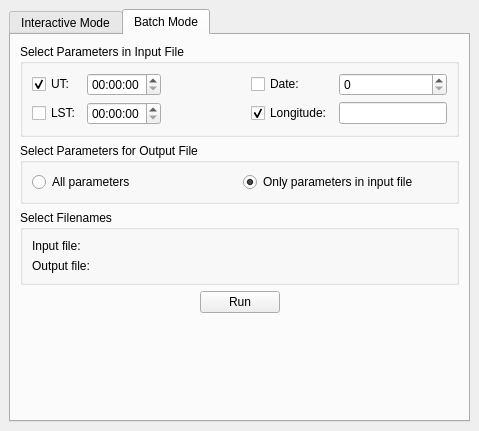
Qt form kstars/tools/modcalcsidtime.ui (KDE/kstars) before a commit.
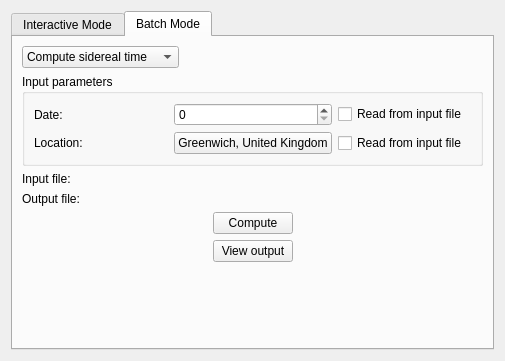
The same form after that commit. The open tabs and pages were chosen to show the change. Custom widgets are drawn as their Qt base class.

Commit message:
Adding batch modes for the Julian Day and Sidereal Time calculator modules. Before testing, please compile and install the latest ExtDateTime library.
I seriously doubt I am going to have time to implement batch modes for
all of the calc modules in time for 4.0 (feature freeze is in a couple
of days).  Should we leave in the few that have been implemented, or
disable them all for the 4.0 release?

```diff
--- a/kstars/tools/modcalcsidtime.ui
+++ b/kstars/tools/modcalcsidtime.ui
@@ -5,20 +5,14 @@
    <rect>
     <x>0</x>
     <y>0</y>
-    <width>479</width>
-    <height>431</height>
+    <width>505</width>
+    <height>361</height>
    </rect>
   </property>
   <property name="windowTitle" >
    <string>Sidereal Time</string>
   </property>
   <layout class="QVBoxLayout" >
-   <property name="margin" >
-    <number>9</number>
-   </property>
-   <property name="spacing" >
-    <number>6</number>
-   </property>
    <item>
     <widget class="QTabWidget" name="tabWidget" >
      <property name="currentIndex" >
@@ -158,68 +152,21 @@
        <string>Batch Mode</string>
       </attribute>
       <layout class="QVBoxLayout" >
-       <property name="margin" >
-        <number>9</number>
-       </property>
-       <property name="spacing" >
-        <number>6</number>
-       </property>
        <item>
-        <widget class="QGroupBox" name="groupBox_4" >
-         <property name="title" >
-          <string>Select Parameters in Input File</string>
-         </property>
          <layout class="QHBoxLayout" >
-          <property name="margin" >
-           <number>9</number>
-          </property>
-          <property name="spacing" >
-           <number>6</number>
-          </property>
           <item>
-           <layout class="QGridLayout" >
-            <property name="margin" >
-             <number>0</number>
-            </property>
-            <property name="spacing" >
-             <number>6</number>
-            </property>
-            <item row="0" column="0" >
-             <widget class="QCheckBox" name="UTCheckBatch" >
-              <property name="toolTip" >
-               <string>If checked, value will be read from input file. If not, value will be read from adjacent box</string>
-              </property>
+          <widget class="QComboBox" name="ComputeComboBatch" >
+           <item>
               <property name="text" >
-               <string>UT:</string>
-              </property>
-              <property name="checked" >
-               <bool>true</bool>
-              </property>
-             </widget>
-            </item>
-            <item row="1" column="1" >
-             <widget class="QTimeEdit" name="OutputTimeBoxBatch" />
-            </item>
-            <item row="1" column="0" >
-             <widget class="QCheckBox" name="STCheckBatch" >
-              <property name="enabled" >
-               <bool>true</bool>
-              </property>
-              <property name="toolTip" >
-               <string>If checked, value will be read from input file. If not, value will be read from adjacent box</string>
-              </property>
+             <string>Compute sidereal time</string>
+            </property>
+           </item>
+           <item>
               <property name="text" >
-               <string>LST:</string>
-              </property>
-              <property name="checked" >
-               <bool>false</bool>
-              </property>
-             </widget>
-            </item>
-            <item row="0" column="1" >
-             <widget class="QTimeEdit" name="InputTimeBoxBatch" />
-            </item>
-           </layout>
+             <string>Compute standard time</string>
+            </property>
+           </item>
+          </widget>
           </item>
           <item>
            <spacer>
@@ -234,111 +181,75 @@
             </property>
            </spacer>
           </item>
+        </layout>
+       </item>
           <item>
+        <widget class="QGroupBox" name="groupBox" >
+         <property name="title" >
+          <string>Input parameters</string>
+         </property>
            <layout class="QGridLayout" >
-            <property name="margin" >
-             <number>0</number>
-            </property>
-            <property name="spacing" >
-             <number>6</number>
-            </property>
-            <item row="0" column="1" >
-             <widget class="ExtDateEdit" name="DateBoxBatch" />
-            </item>
             <item row="0" column="0" >
+           <widget class="QLabel" name="DateLabelBatch" >
+            <property name="sizePolicy" >
+             <sizepolicy vsizetype="Preferred" hsizetype="Minimum" >
+              <horstretch>0</horstretch>
+              <verstretch>0</verstretch>
+             </sizepolicy>
+            </property>
+            <property name="text" >
+             <string>Date:</string>
+            </property>
+           </widget>
+          </item>
+          <item row="0" column="1" >
+           <widget class="ExtDateEdit" name="DateBatch" />
+          </item>
+          <item row="0" column="2" >
              <widget class="QCheckBox" name="DateCheckBatch" >
-              <property name="enabled" >
-               <bool>true</bool>
-              </property>
-              <property name="toolTip" >
-               <string>If checked, value will be read from input file. If not, value will be read from adjacent box</string>
-              </property>
               <property name="text" >
-               <string>Date:</string>
-              </property>
-              <property name="checked" >
-               <bool>false</bool>
+             <string>Read from input file</string>
               </property>
              </widget>
             </item>
-            <item row="1" column="1" >
-             <widget class="dmsBox" name="LongitudeBoxBatch" />
-            </item>
             <item row="1" column="0" >
-             <widget class="QCheckBox" name="LongCheckBatch" >
-              <property name="toolTip" >
-               <string>If checked, value will be read from input file. If not, value will be read from adjacent box</string>
+           <widget class="QLabel" name="LocationLabelBatch" >
+            <property name="sizePolicy" >
+             <sizepolicy vsizetype="Preferred" hsizetype="Minimum" >
+              <horstretch>0</horstretch>
+              <verstretch>0</verstretch>
+             </sizepolicy>
               </property>
               <property name="text" >
-               <string>Longitude:</string>
-              </property>
-              <property name="checked" >
-               <bool>true</bool>
-              </property>
-             </widget>
-            </item>
-           </layout>
-          </item>
-         </layout>
-        </widget>
-       </item>
-       <item>
-        <widget class="QGroupBox" name="groupBox_5" >
-         <property name="title" >
-          <string>Select Parameters for Output File</string>
-         </property>
-         <layout class="QHBoxLayout" >
-          <property name="margin" >
-           <number>9</number>
-          </property>
-          <property name="spacing" >
-           <number>6</number>
-          </property>
-          <item>
-           <widget class="QRadioButton" name="AllRadioBatch" >
+             <string>Location:</string>
+            </property>
+           </widget>
+          </item>
+          <item row="1" column="1" >
+           <widget class="KPushButton" name="LocationButtonBatch" >
+            <property name="sizePolicy" >
+             <sizepolicy vsizetype="Minimum" hsizetype="Preferred" >
+              <horstretch>0</horstretch>
+              <verstretch>0</verstretch>
+             </sizepolicy>
+            </property>
             <property name="text" >
-             <string>All parameters</string>
+             <string>Greenwich, United Kingdom</string>
             </property>
            </widget>
           </item>
-          <item>
-           <widget class="QRadioButton" name="InputRadioBatch" >
+          <item row="1" column="2" >
+           <widget class="QCheckBox" name="LocationCheckBatch" >
             <property name="text" >
-             <string>Only parameters in input file</string>
+             <string>Read from input file</string>
             </property>
-            <property name="checked" >
-             <bool>true</bool>
-            </property>
            </widget>
           </item>
          </layout>
         </widget>
        </item>
        <item>
-        <widget class="QGroupBox" name="groupBox_6" >
-         <property name="title" >
-          <string>Select Filenames</string>
-         </property>
          <layout class="QGridLayout" >
-          <property name="margin" >
-           <number>9</number>
-          </property>
-          <property name="spacing" >
-           <number>6</number>
-          </property>
-          <item row="1" column="1" >
-           <widget class="KUrlRequester" name="OutputFileBoxBatch" />
-          </item>
-          <item row="0" column="1" >
-           <widget class="KUrlRequester" name="InputFileBoxBatch" />
-          </item>
-          <item row="1" column="0" >
-           <widget class="QLabel" name="label_4" >
-            <property name="text" >
-             <string>Output file:</string>
-            </property>
-           </widget>
-          </item>
           <item row="0" column="0" >
            <widget class="QLabel" name="label_3" >
             <property name="text" >
@@ -346,17 +257,23 @@
             </property>
            </widget>
           </item>
-         </layout>
-        </widget>
-       </item>
+         <item row="0" column="1" >
+          <widget class="KUrlRequester" name="InputFileBatch" />
+         </item>
+         <item row="1" column="0" >
+          <widget class="QLabel" name="label_4" >
+           <property name="text" >
+            <string>Output file:</string>
+           </property>
+          </widget>
+         </item>
+         <item row="1" column="1" >
+          <widget class="KUrlRequester" name="OutputFileBatch" />
+         </item>
+        </layout>
+       </item>
        <item>
         <layout class="QHBoxLayout" >
-         <property name="margin" >
-          <number>0</number>
-         </property>
-         <property name="spacing" >
-          <number>6</number>
-         </property>
          <item>
           <spacer>
            <property name="orientation" >
@@ -370,12 +287,23 @@
            </property>
           </spacer>
          </item>
+         <item>
+          <layout class="QVBoxLayout" >
          <item>
           <widget class="KPushButton" name="RunButtonBatch" >
            <property name="text" >
-            <string>Run</string>
-           </property>
-          </widget>
+              <string>Compute</string>
+             </property>
+            </widget>
+           </item>
+           <item>
+            <widget class="KPushButton" name="ViewButtonBatch" >
+             <property name="text" >
+              <string>View output</string>
+             </property>
+            </widget>
+           </item>
+          </layout>
          </item>
          <item>
           <spacer>
@@ -399,8 +327,8 @@
          </property>
          <property name="sizeHint" >
           <size>
-           <width>20</width>
-           <height>40</height>
+           <width>31</width>
+           <height>20</height>
           </size>
          </property>
         </spacer>
@@ -412,31 +340,21 @@
   </layout>
  </widget>
  <customwidgets>
+  <customwidget>
+   <class>ExtDateEdit</class>
+   <extends>QSpinBox</extends>
+   <header>extdatetimeedit.h</header>
+  </customwidget>
   <customwidget>
    <class>KPushButton</class>
    <extends>QPushButton</extends>
    <header>kpushbutton.h</header>
   </customwidget>
-  <customwidget>
-   <class>KLineEdit</class>
-   <extends>QLineEdit</extends>
-   <header>klineedit.h</header>
-  </customwidget>
   <customwidget>
    <class>KUrlRequester</class>
    <extends>QFrame</extends>
    <header>kurlrequester.h</header>
   </customwidget>
-  <customwidget>
-   <class>ExtDateEdit</class>
-   <extends>QSpinBox</extends>
-   <header>extdatetimeedit.h</header>
-  </customwidget>
-  <customwidget>
-   <class>dmsBox</class>
-   <extends>KLineEdit</extends>
-   <header>widgets/dmsbox.h</header>
-  </customwidget>
  </customwidgets>
  <resources/>
  <connections/>
```
Left out of the diff: 48 changed lines with no effect on the pictures. Lines whose indentation alone changed are shown as unchanged. The commit also changes 7 other files.
